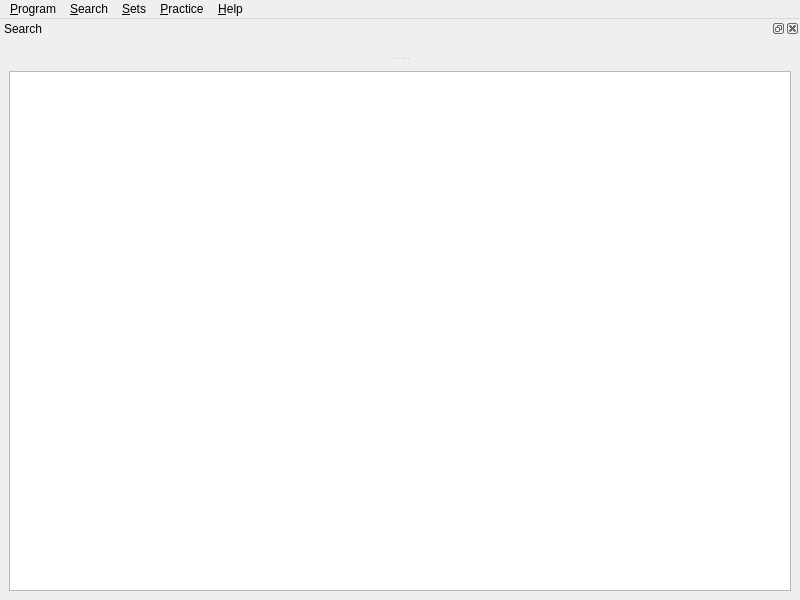
Qt form src/gui/MainWindow.ui (Gnurou/tagainijisho) before a commit.
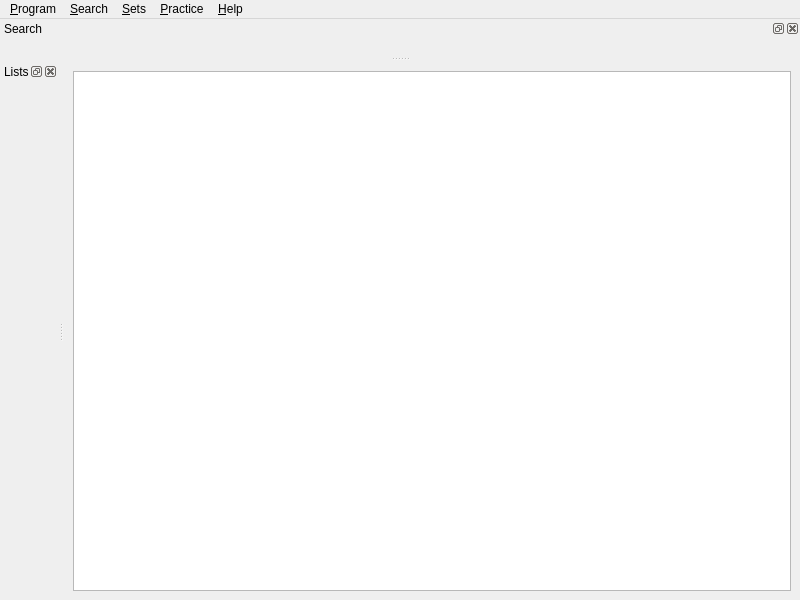
The same form after that commit. Icons and pictures are not drawn. Custom widgets are drawn as their Qt base class.

Patch:
```diff
--- a/src/gui/MainWindow.ui
+++ b/src/gui/MainWindow.ui
@@ -100,6 +100,21 @@
     </layout>
    </widget>
   </widget>
+  <widget class="QDockWidget" name="_listDockWidget">
+   <property name="windowTitle">
+    <string>Lists</string>
+   </property>
+   <attribute name="dockWidgetArea">
+    <number>1</number>
+   </attribute>
+   <widget class="QWidget" name="dockWidgetContents">
+    <layout class="QVBoxLayout" name="verticalLayout_3">
+     <item>
+      <widget class="EntryListWidget" name="_entryListWidget" native="true"/>
+     </item>
+    </layout>
+   </widget>
+  </widget>
   <action name="actionExport_user_data">
    <property name="icon">
     <iconset resource="../../tagainijisho.qrc">
@@ -240,6 +255,12 @@
    <header>gui/SearchWidget.h</header>
    <container>1</container>
   </customwidget>
+  <customwidget>
+   <class>EntryListWidget</class>
+   <extends>QWidget</extends>
+   <header location="global">gui/EntryListWidget.h</header>
+   <container>1</container>
+  </customwidget>
  </customwidgets>
  <tabstops>
   <tabstop>_detailedView</tabstop>
```
Left out of the diff: 5 changed lines with no effect on the pictures.
